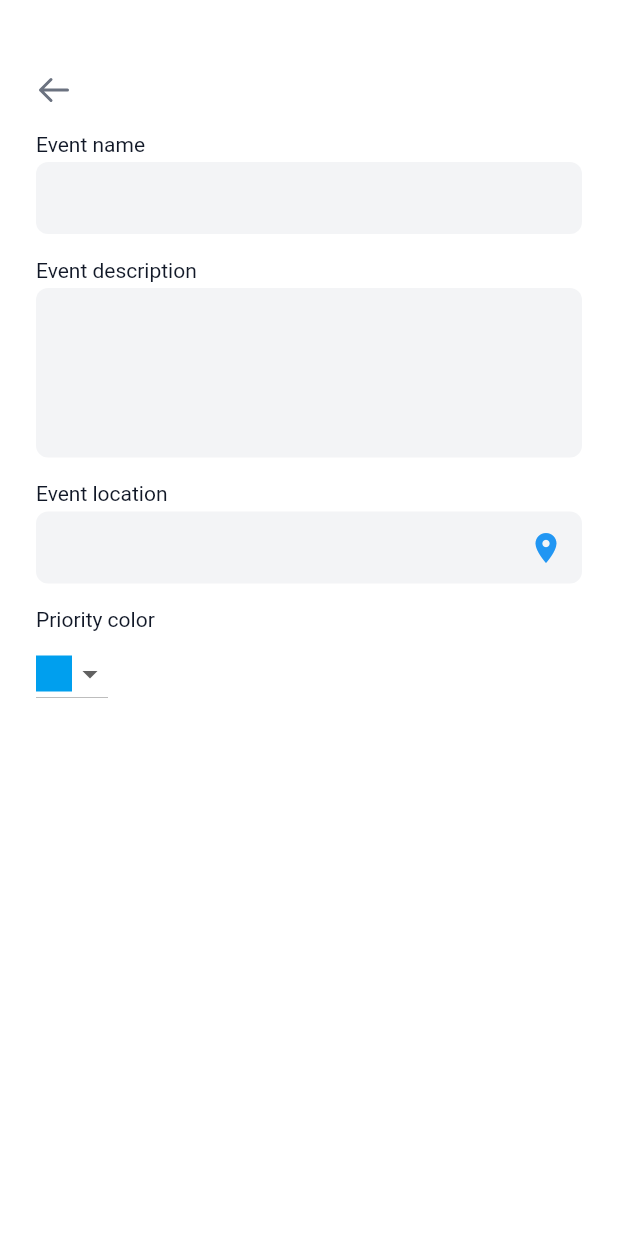
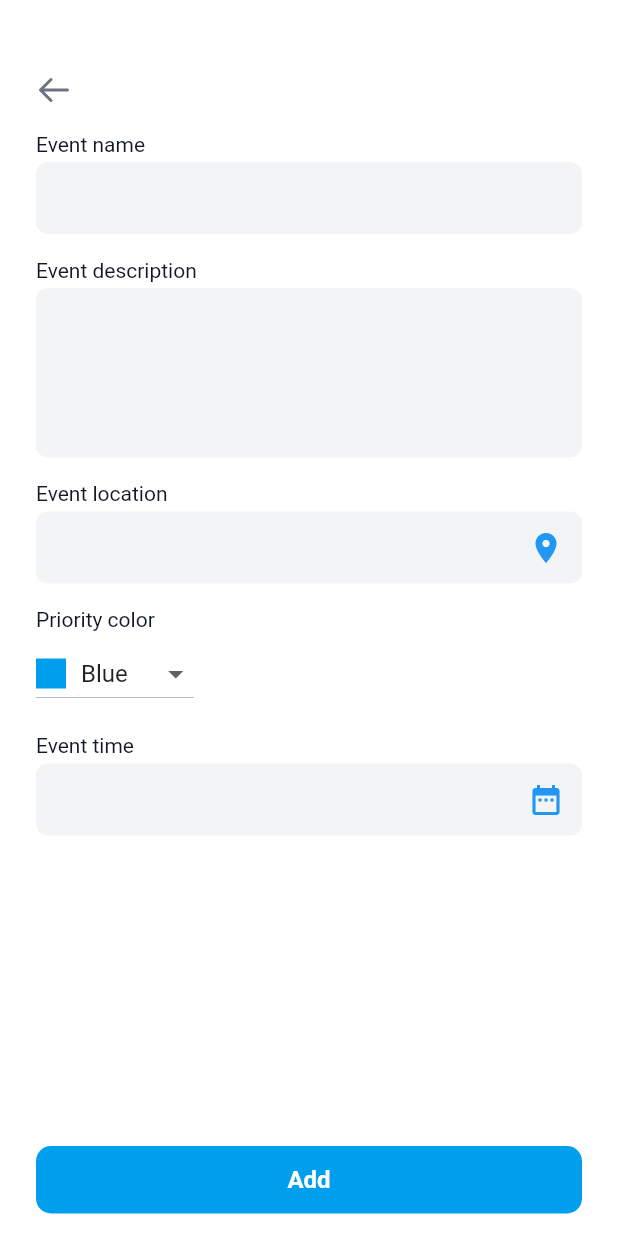
Before and after one commit to Farxodxon/Schedule, a Flutter app: the AddEvent screen opened by its route, on a phone screen of 412 x 824 dp. Run offline on Flutter 3.47's test engine with Material 2 defaults, Android fonts, the phone set to English and light mode, and no system bars; our stand-ins replace bloc, flutter_bloc, flutter_svg.

Commit message:
add: Add events

```diff
--- a/lib/add_event/add_event.dart
+++ b/lib/add_event/add_event.dart
@@ -1,6 +1,7 @@
 import 'package:flutter/material.dart';
 import 'package:flutter_svg/svg.dart';
 import 'package:to_do/add_event/add_event_bloc.dart';
+import 'package:to_do/add_event/color_option.dart';
 import 'package:to_do/calendar/calendar_bloc.dart';
 
 class AddEvent extends StatelessWidget {
@@ -18,30 +19,37 @@ class AddEvent extends StatelessWidget {
           location: "",
           description: "",
           dateTime: DateTime.now(),
-          color: bloc.selectedColor,
+          colorOption: bloc.selectedColor,
         ),
         builder: (context, snapshot) {
           final state = snapshot.data;
           return Scaffold(
-            backgroundColor: Color(0xFFFFFFFF),
+            resizeToAvoidBottomInset: false,
+            backgroundColor: const Color(0xFFFFFFFF),
             body: Padding(
               padding: const EdgeInsets.only(
                 top: 48,
                 left: 24,
                 right: 24,
+                bottom: 15,
               ),
               child: Column(
                 mainAxisAlignment: MainAxisAlignment.start,
                 crossAxisAlignment: CrossAxisAlignment.start,
                 children: [
-                  SvgPicture.asset(
-                    "assets/icon_back.svg",
-                    width: 24,
+                  InkWell(
+                    onTap: () {
+                      Navigator.pop(context);
+                    },
+                    child: SvgPicture.asset(
+                      "assets/icon_back.svg",
+                      width: 24,
+                    ),
                   ),
-                  SizedBox(
+                  const SizedBox(
                     height: 16,
                   ),
-                  Text(
+                  const Text(
                     "Event name",
                     style: TextStyle(
                       fontSize: 14,
@@ -49,23 +57,26 @@ class AddEvent extends StatelessWidget {
                       color: Color(0xff111827),
                     ),
                   ),
-                  SizedBox(
+                  const SizedBox(
                     height: 4,
                   ),
                   TextField(
+                    controller: bloc.nameController,
                     decoration: InputDecoration(
-                      contentPadding: EdgeInsets.symmetric(
+                      contentPadding: const EdgeInsets.symmetric(
                         horizontal: 13,
                         vertical: 9,
                       ),
                       filled: true,
-                      fillColor: Color(0xffF3F4F6),
-                      focusColor: Color(0xffF3F4F6),
-                      hoverColor: Color(0xffF3F4F6),
+                      errorText: bloc.nameError,
+                      fillColor: const Color(0xffF3F4F6),
+                      focusColor: const Color(0xffF3F4F6),
+                      hoverColor: const Color(0xffF3F4F6),
                       disabledBorder: OutlineInputBorder(
-                        borderRadius: BorderRadius.all(Radius.circular(8)),
+                        borderRadius:
+                            const BorderRadius.all(Radius.circular(8)),
                         borderSide: BorderSide(
-                          color: Color(0xffF3F4F6).withOpacity(0),
+                          color: const Color(0xffF3F4F6).withOpacity(0),
                           width: 1,
                         ),
                       ),
@@ -77,9 +88,10 @@ class AddEvent extends StatelessWidget {
                         ),
                       ),
                       enabledBorder: OutlineInputBorder(
-                        borderRadius: BorderRadius.all(Radius.circular(8)),
+                        borderRadius:
+                            const BorderRadius.all(Radius.circular(8)),
                         borderSide: BorderSide(
-                          color: Color(0xffF3F4F6).withOpacity(0),
+                          color: const Color(0xffF3F4F6).withOpacity(0),
                           width: 1,
                         ),
                       ),
@@ -99,10 +111,10 @@ class AddEvent extends StatelessWidget {
                       ),
                     ),
                   ),
-                  SizedBox(
+                  const SizedBox(
                     height: 16,
                   ),
-                  Text(
+                  const Text(
                     "Event description",
                     style: TextStyle(
                       fontSize: 14,
@@ -110,25 +122,28 @@ class AddEvent extends StatelessWidget {
                       color: Color(0xff111827),
                     ),
                   ),
-                  SizedBox(
+                  const SizedBox(
                     height: 4,
                   ),
                   TextFormField(
                     minLines: 5,
                     maxLines: 20,
+                    controller: bloc.descriptionController,
                     decoration: InputDecoration(
-                      contentPadding: EdgeInsets.symmetric(
+                      contentPadding: const EdgeInsets.symmetric(
                         horizontal: 13,
                         vertical: 9,
                       ),
                       filled: true,
-                      fillColor: Color(0xffF3F4F6),
-                      focusColor: Color(0xffF3F4F6),
-                      hoverColor: Color(0xffF3F4F6),
+                      errorText: bloc.descriptionError,
+                      fillColor: const Color(0xffF3F4F6),
+                      focusColor: const Color(0xffF3F4F6),
+                      hoverColor: const Color(0xffF3F4F6),
                       disabledBorder: OutlineInputBorder(
-                        borderRadius: BorderRadius.all(Radius.circular(8)),
+                        borderRadius:
+                            const BorderRadius.all(Radius.circular(8)),
                         borderSide: BorderSide(
-                          color: Color(0xffF3F4F6).withOpacity(0),
+                          color: const Color(0xffF3F4F6).withOpacity(0),
                           width: 1,
                         ),
                       ),
@@ -140,9 +155,10 @@ class AddEvent extends StatelessWidget {
                         ),
                       ),
                       enabledBorder: OutlineInputBorder(
-                        borderRadius: BorderRadius.all(Radius.circular(8)),
+                        borderRadius:
+                            const BorderRadius.all(Radius.circular(8)),
                         borderSide: BorderSide(
-                          color: Color(0xffF3F4F6).withOpacity(0),
+                          color: const Color(0xffF3F4F6).withOpacity(0),
                           width: 1,
                         ),
                       ),
@@ -162,10 +178,10 @@ class AddEvent extends StatelessWidget {
                       ),
                     ),
                   ),
-                  SizedBox(
+                  const SizedBox(
                     height: 16,
                   ),
-                  Text(
+                  const Text(
                     "Event location",
                     style: TextStyle(
                       fontSize: 14,
@@ -173,29 +189,31 @@ class AddEvent extends StatelessWidget {
                       color: Color(0xff111827),
                     ),
                   ),
-                  SizedBox(
+                  const SizedBox(
                     height: 4,
                   ),
                   TextField(
+                    controller: bloc.locationController,
                     decoration: InputDecoration(
-                      contentPadding: EdgeInsets.symmetric(
+                      contentPadding: const EdgeInsets.symmetric(
                         horizontal: 13,
                         vertical: 9,
                       ),
                       filled: true,
-                      suffixIcon: SizedBox(
+                      suffixIcon: const SizedBox(
                           height: 17,
                           child: Icon(
                             Icons.location_on,
                             color: Colors.blue,
                           )),
-                      fillColor: Color(0xffF3F4F6),
-                      focusColor: Color(0xffF3F4F6),
-                      hoverColor: Color(0xffF3F4F6),
+                      fillColor: const Color(0xffF3F4F6),
+                      focusColor: const Color(0xffF3F4F6),
+                      hoverColor: const Color(0xffF3F4F6),
                       disabledBorder: OutlineInputBorder(
-                        borderRadius: BorderRadius.all(Radius.circular(8)),
+                        borderRadius:
+                            const BorderRadius.all(Radius.circular(8)),
                         borderSide: BorderSide(
-                          color: Color(0xffF3F4F6).withOpacity(0),
+                          color: const Color(0xffF3F4F6).withOpacity(0),
                           width: 1,
                         ),
                       ),
@@ -207,9 +225,10 @@ class AddEvent extends StatelessWidget {
                         ),
                       ),
                       enabledBorder: OutlineInputBorder(
-                        borderRadius: BorderRadius.all(Radius.circular(8)),
+                        borderRadius:
+                            const BorderRadius.all(Radius.circular(8)),
                         borderSide: BorderSide(
-                          color: Color(0xffF3F4F6).withOpacity(0),
+                          color: const Color(0xffF3F4F6).withOpacity(0),
                           width: 1,
                         ),
                       ),
@@ -229,10 +248,10 @@ class AddEvent extends StatelessWidget {
                       ),
                     ),
                   ),
-                  SizedBox(
+                  const SizedBox(
                     height: 16,
                   ),
-                  Text(
+                  const Text(
                     "Priority color",
                     style: TextStyle(
                       fontSize: 14,
@@ -240,36 +259,160 @@ class AddEvent extends StatelessWidget {
                       color: Color(0xff111827),
                     ),
                   ),
-                  SizedBox(
+                  const SizedBox(
                     height: 4,
                   ),
                   DropdownButton(
-                      hint: dropDownMenuItem(Color(int.parse("0xff009FEE"))),
-                      items: <String>[
-                        "009FEE",
-                        "EE2B00",
-                        "EE8F00",
-                      ].map<DropdownMenuItem<String>>((String color) {
-                        return DropdownMenuItem<String>(
-                          child: getColorItem(Color(int.parse("0xff$color"))),
+                      value: bloc.selectedColor,
+                      items: colorOptions.map<DropdownMenuItem<ColorOption>>(
+                          (ColorOption colorOption) {
+                        return DropdownMenuItem<ColorOption>(
+                          value: colorOption,
+                          child: Row(
+                            mainAxisSize: MainAxisSize.min,
+                            children: [
+                              Container(
+                                width: 20,
+                                height: 20,
+                                color: colorOption.color,
+                              ),
+                              const SizedBox(width: 10),
+                              Text(colorOption.name),
+                            ],
+                          ),
                         );
                       }).toList(),
                       onChanged: (value) {
-                        // bloc.selectedColor = value;
-                        bloc.changeColor(Color(int.parse("0xff$value")));
-                      })
+                        bloc.changeColor(value);
+                      }),
+                  const SizedBox(
+                    height: 16,
+                  ),
+                  const Text(
+                    "Event time",
+                    style: TextStyle(
+                      fontSize: 14,
+                      fontWeight: FontWeight.w400,
+                      color: Color(0xff111827),
+                    ),
+                  ),
+                  const SizedBox(
+                    height: 4,
+                  ),
+                  TextField(
+                    controller: bloc.timeController,
+                    decoration: InputDecoration(
+                      contentPadding: const EdgeInsets.symmetric(
+                        horizontal: 13,
+                        vertical: 9,
+                      ),
+                      filled: true,
+                      errorText: bloc.timeError,
+                      suffixIcon: const SizedBox(
+                          height: 17,
+                          child: Icon(
+                            Icons.date_range,
+                            color: Colors.blue,
+                          )),
+                      fillColor: const Color(0xffF3F4F6),
+                      focusColor: const Color(0xffF3F4F6),
+                      hoverColor: const Color(0xffF3F4F6),
+                      disabledBorder: OutlineInputBorder(
+                        borderRadius:
+                            const BorderRadius.all(Radius.circular(8)),
+                        borderSide: BorderSide(
+                          color: const Color(0xffF3F4F6).withOpacity(0),
+                          width: 1,
+                        ),
+                      ),
+                      focusedErrorBorder: const OutlineInputBorder(
+                        borderRadius: BorderRadius.all(Radius.circular(8)),
+                        borderSide: BorderSide(
+                          color: Colors.red,
+                          width: 1,
+                        ),
+                      ),
+                      enabledBorder: OutlineInputBorder(
+                        borderRadius:
+                            const BorderRadius.all(Radius.circular(8)),
+                        borderSide: BorderSide(
+                          color: const Color(0xffF3F4F6).withOpacity(0),
+                          width: 1,
+                        ),
+                      ),
+                      errorBorder: const OutlineInputBorder(
+                        borderRadius: BorderRadius.all(Radius.circular(8)),
+                        borderSide: BorderSide(
+                          color: Colors.red,
+                          width: 1,
+                        ),
+                      ),
+                      focusedBorder: const OutlineInputBorder(
+                        borderRadius: BorderRadius.all(Radius.circular(8)),
+                        borderSide: BorderSide(
+                          color: Colors.blue,
+                          width: 1,
+                        ),
+                      ),
+                    ),
+                    onTap: () async {
+                      var datePicked = await showDatePicker(
+                        context: context,
+                        initialDate: DateTime(1999),
+                        firstDate: DateTime(1960),
+                        lastDate: DateTime.now(),
+                      );
+
+                      if (datePicked != null) {
+                        print(
+                            datePicked); //datePicked output format => 2021-03-10 00:00:00.000
+
+                        //formatted date output using intl package =>  2021-03-16
+                        bloc.timeController.text = datePicked
+                            .toString(); //set output date to TextField value.
+                      } else {}
+                    },
+                  ),
+                  const Expanded(child: SizedBox()),
+                  InkWell(
+                    onTap: () {
+                      bloc.addList(
+                        AddEventState(
+                          name: bloc.nameController.text,
+                          description: bloc.descriptionController.text,
+                          location: bloc.locationController.text,
+                          colorOption: bloc.selectedColor,
+                          dateTime: DateTime.parse(bloc.timeController.text),
+                        ),
+                        context,
+                      );
+                    },
+                    child: Container(
+                      width: double.infinity,
+                      padding: const EdgeInsets.symmetric(
+                        vertical: 13,
+                        horizontal: 25,
+                      ),
+                      decoration: BoxDecoration(
+                        borderRadius: BorderRadius.circular(10),
+                        color: const Color(0xFF009FEE),
+                      ),
+                      alignment: Alignment.center,
+                      child: const Text(
+                        "Add",
+                        style: TextStyle(
+                          fontSize: 16,
+                          fontWeight: FontWeight.w600,
+                          color: Color(0xFFFFFFFF),
+                        ),
+                      ),
+                    ),
+                  ),
                 ],
               ),
             ),
           );
         });
-  }
-
-  DropdownMenuItem dropDownMenuItem(Color color) {
-    return DropdownMenuItem(
-      value: color,
-      child: getColorItem(color),
-    );
   }
 
   Widget getColorItem(Color color) {
--- a/lib/add_event/add_event_bloc.dart
+++ b/lib/add_event/add_event_bloc.dart
@@ -3,26 +3,81 @@ import 'dart:async';
 import 'package:bloc/bloc.dart';
 import 'package:flutter/material.dart';
 import 'package:meta/meta.dart';
+import 'package:to_do/add_event/color_option.dart';
+import 'package:to_do/data.dart';
 
 part 'add_event_event.dart';
 
 part 'add_event_state.dart';
-
+List<ColorOption> colorOptions = [
+  ColorOption(name: 'Blue', color: const Color(0xff009FEE),textColor: const Color(0xff056EA1)),
+  ColorOption(name: 'Red', color: const Color(0xffEE2B00),textColor: const Color(0xffBF2200)),
+  ColorOption(name: 'Orange', color: const Color(0xffEE8F00),textColor: const Color(0xffBF2200)),
+];
 class AddEventBloc extends StateStreamableSource<AddEventState> {
   final _stateStreamController = StreamController<AddEventState>();
 
   Stream<AddEventState> get stateStream => _stateStreamController.stream;
-  Color selectedColor = Color(0xFF009FEE);
+  ColorOption selectedColor =colorOptions[0];
+  final timeController=TextEditingController();
+  final nameController=TextEditingController();
+  final descriptionController=TextEditingController();
+  final locationController=TextEditingController();
 
-  changeColor(Color color) {
-    selectedColor = color;
+  String? nameError;
+  String? descriptionError;
+  String? timeError;
+
+  changeColor(ColorOption? color) {
+    selectedColor = color ??
+        ColorOption(
+          name: "Blue",
+          color: const Color(0xff009FEE),
+          textColor:  const Color(0xff056EA1)
+        );
     _stateStreamController.add(_getEventState());
+  }
+
+  void addList(AddEventState addEventState,BuildContext context){
+    if(validate()){
+      events.add(addEventState);
+      _stateStreamController.add(_getEventState());
+      print("events add item evets lenght=${events.length}");
+      Navigator.pop(context);
+    }
+  }
+ bool validate(){
+    bool isValid=false;
+
+    if(nameController.text.isEmpty){
+      nameError="Do not leave the field blank";
+      isValid=false;
+    }else{
+      isValid=true;
+      nameError=null;
+    }
+    if(descriptionController.text.isEmpty){
+      descriptionError="Do not leave the field blank";
+      isValid=false;
+    }else{
+      isValid=true;
+      descriptionError=null;
+    }
+    if(timeController.text.isEmpty){
+      timeError="Do not leave the field blank";
+      isValid=false;
+    }else{
+      isValid=true;
+      timeError=null;
+    }
+    _stateStreamController.add(_getEventState());
+    return isValid;
   }
 
   AddEventState _getEventState() {
     return AddEventState(
       name: "",
-      color: selectedColor,
+      colorOption: selectedColor,
       dateTime: DateTime.now(),
       description: "",
       location: "",
--- a/lib/add_event/add_event_state.dart
+++ b/lib/add_event/add_event_state.dart
@@ -4,15 +4,15 @@ part of 'add_event_bloc.dart';
 class AddEventState {
   String name;
   String description;
-  String location;
-  Color color;
+  String? location;
+  ColorOption colorOption;
   DateTime dateTime;
 
   AddEventState({
     required this.name,
     required this.description,
     required this.location,
-    required this.color,
+    required this.colorOption,
     required this.dateTime,
   });
 }
--- /dev/null
+++ b/lib/add_event/color_option.dart
@@ -0,0 +1,9 @@
+import 'package:flutter/material.dart';
+
+class ColorOption {
+  String name;
+  Color color;
+  Color textColor;
+
+  ColorOption({required this.name, required this.color,required this.textColor});
+}
--- /dev/null
+++ b/lib/data.dart
@@ -0,0 +1,30 @@
+import 'package:flutter/material.dart';
+import 'package:to_do/add_event/add_event_bloc.dart';
+import 'package:to_do/add_event/color_option.dart';
+
+List<AddEventState> events = [
+  AddEventState(
+    name: "Watching Football ",
+    description: "Manchester United vs Arsenal (Premiere League)",
+    location: "Stamford Bridge",
+    colorOption: ColorOption(
+        name: "Blue", color: Color(0xFF009FEE), textColor: Color(0xFF056EA1)),
+    dateTime: DateTime.now(),
+  ),
+  AddEventState(
+    name: "Deadline Project UI Website",
+    description: "Profile Page, Cart, and Wishlist.",
+    location: null,
+    colorOption: ColorOption(
+        name: "Red", color: Color(0xFFEE2B00), textColor: Color(0xFFBF2200)),
+    dateTime: DateTime.now(),
+  ),
+  AddEventState(
+    name: "Meeting Client (Japan)",
+    description: "Android apps and website online shop",
+    location: null,
+    colorOption: ColorOption(
+        name: "Blue", color: Color(0xFFEE8F00), textColor: Color(0xFFB86E00)),
+    dateTime: DateTime.now(),
+  ),
+];
```
Also changed, not shown: lib/calendar/calendar.dart (+41 -33 lines).
